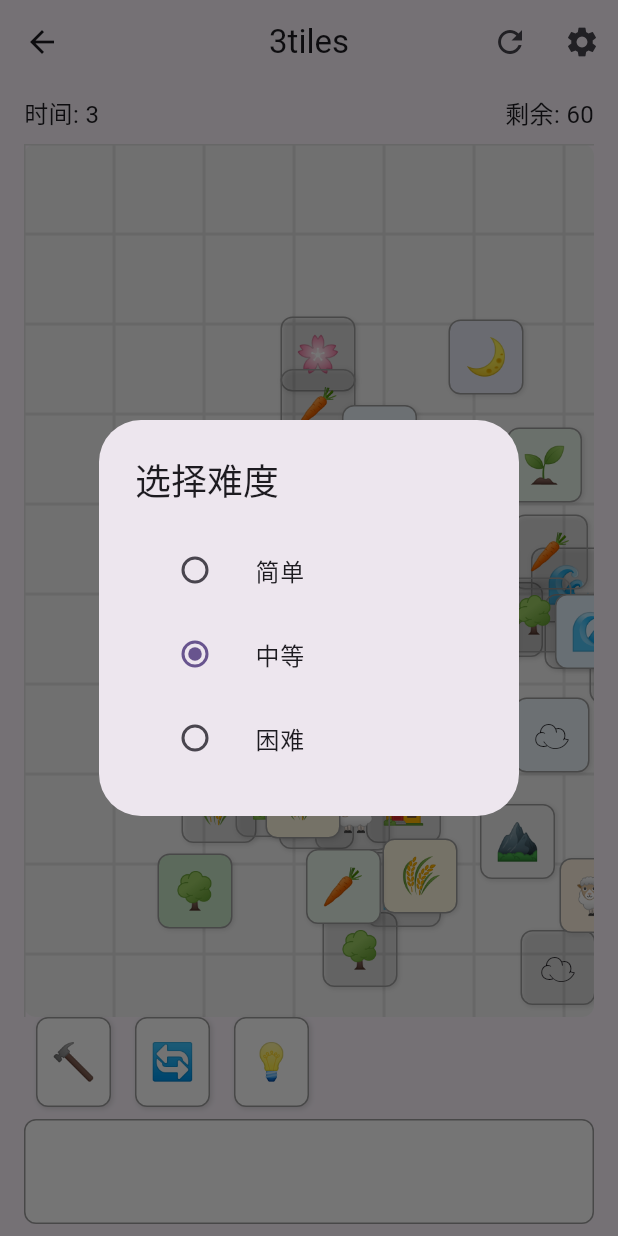
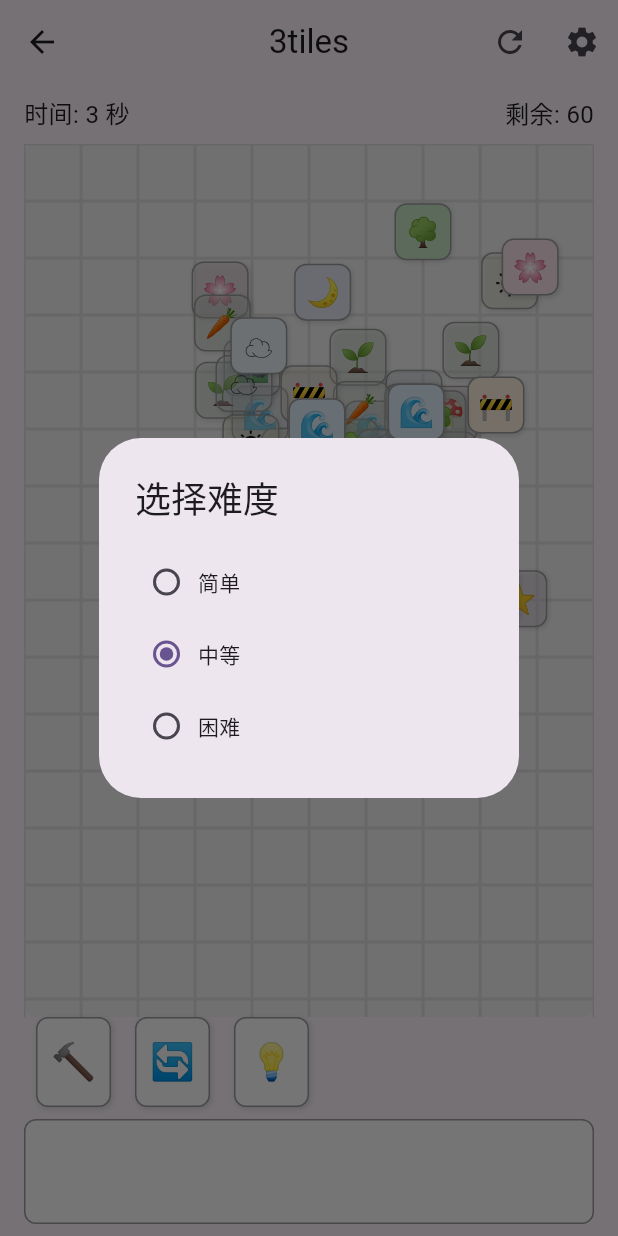
Before and after one commit to Rebort-a/OnePiece, a Flutter app: the ThreeTilesPage screen opened directly, after a tap on the "settings" icon, on a phone screen of 412 x 824 dp. Run offline on Flutter 3.47's test engine with Material 3 defaults, Android fonts, the phone set to English and light mode, and no system bars.

Commit message:
0073.修改为动态尺寸

```diff
--- a/treasure/lib/00.common/tool/notifier.dart
+++ b/treasure/lib/00.common/tool/notifier.dart
@@ -50,6 +50,12 @@ class ListNotifier<T> extends ValueNotifier<List<T>> {
     notifyAll();
   }
 
+  void addAll(Iterable<T> iterable) {
+    super.value.addAll(iterable);
+    super.notifyListeners();
+    notifyAll();
+  }
+
   void remove(T value) {
     super.value.remove(value);
     super.notifyListeners();
--- a/treasure/lib/10.three_tiles/manager.dart
+++ b/treasure/lib/10.three_tiles/manager.dart
@@ -5,12 +5,15 @@ import '../00.common/tool/notifier.dart';
 import '../00.common/tool/timer_counter.dart';
 import 'base.dart';
 
-/// 卡片尺寸常量
-const double _cardW = 50, _cardH = 50; // 单张卡片宽高
-const double mainRegionWidth = 600, mainRegionHeight = 600; // 游戏区域尺寸
-const int _safeMargin = 50; // 离边距
+/// 虚拟桌面大小
+const double boardVirtualSize = 500;
 
-/// 3TILES游戏管理器
+/// 卡片大小
+const double cardVirtualSize = 50;
+
+/// 离边距（虚拟值）
+const int _safeMargin = 50;
+
 class ThreeTilesManager {
   final Random _random = Random();
   late final TimerCounter _timer;
@@ -32,32 +35,26 @@ class ThreeTilesManager {
   }
 
   void _initTimer() {
-    _timer = TimerCounter(const Duration(seconds: 1), (int tick) {
+    _timer = TimerCounter(const Duration(seconds: 1), (tick) {
       elapsed.value = tick;
     });
   }
 
-  // 初始化游戏
   void _initGame() {
+    props
+      ..clear()
+      ..addAll([PropType.removeThree, PropType.reshuffle, PropType.hint]);
+
+    _generateCards((_difficulty.index + 1) * 30);
+    _timer.start();
+
     _isGameOver = false;
-
-    // 初始化道具
-    props.add(PropType.removeThree);
-    props.add(PropType.reshuffle);
-    props.add(PropType.hint);
-
-    // 根据难度创建不同数量的卡片
-    _generateCards((_difficulty.index + 1) * 30);
-
-    // 开始计时
-    _timer.start();
   }
 
-  // 生成卡片
   void _generateCards(int count) {
     final positions = _generateCardPositions(count);
     final cardTypes = CardType.values;
-    final typeQuota = (count / 3).ceil(); // 每种最多出现多少次
+    final typeQuota = (count / 3).ceil();
     final typeCounter = <CardType, int>{};
     for (final t in cardTypes) {
       typeCounter[t] = 0;
@@ -67,11 +64,9 @@ class ThreeTilesManager {
 
     int posIndex = 0;
     while (posIndex < count) {
-      // 轮询池子，避免某种类型无限追加
       for (final t in typePool) {
         if (posIndex >= count) break;
         if (typeCounter[t]! >= typeQuota) continue;
-        // 一次性追加 3 张，保证可消除
         for (int i = 0; i < 3; i++) {
           cards.add(GameCard(type: t, position: positions[posIndex]));
           posIndex++;
@@ -83,26 +78,22 @@ class ThreeTilesManager {
 
     cards.value = List<GameCard>.from(cards.value)
       ..sort((a, b) => a.position.z.compareTo(b.position.z));
-
     _updateCardVisibility();
   }
 
-  // 生成卡片位置
   List<CardPosition> _generateCardPositions(int count) {
-    final layerCount = (count / 15).ceil() + 1; // 仍按 15 张/层估算
+    final layerCount = (count / 15).ceil() + 1;
     final positions = <CardPosition>[];
 
     for (int z = 0; z < layerCount; z++) {
-      // 每层向内收缩系数，0 层最外，顶层最内
-      final shrink = z * 0.08; // 可调，越大越往中间挤
-      final xMin = _safeMargin + (mainRegionWidth * shrink / 2);
+      final shrink = z * 0.08;
+      final xMin = _safeMargin + (boardVirtualSize * shrink / 2);
       final xMax =
-          mainRegionWidth - _safeMargin - (mainRegionWidth * shrink / 2);
-      final yMin = _safeMargin + (mainRegionHeight * shrink / 2);
+          boardVirtualSize - _safeMargin - (boardVirtualSize * shrink / 2);
+      final yMin = _safeMargin + (boardVirtualSize * shrink / 2);
       final yMax =
-          mainRegionHeight - _safeMargin - (mainRegionHeight * shrink / 2);
+          boardVirtualSize - _safeMargin - (boardVirtualSize * shrink / 2);
 
-      // 本层需要放几张
       final quota = (count / layerCount).ceil();
       for (int i = 0; i < quota && positions.length < count; i++) {
         final x = xMin + _random.nextDouble() * (xMax - xMin);
@@ -113,15 +104,14 @@ class ThreeTilesManager {
     return positions;
   }
 
-  // 更新卡片可见性（上层卡片覆盖下层）
   void _updateCardVisibility() {
     for (int i = 0; i < cards.length; i++) {
       final card = cards[i];
       final cardRect = Rect.fromLTWH(
         card.position.x.toDouble(),
         card.position.y.toDouble(),
-        _cardW,
-        _cardH,
+        cardVirtualSize,
+        cardVirtualSize,
       );
 
       bool isCovered = false;
@@ -130,8 +120,8 @@ class ThreeTilesManager {
         final upperRect = Rect.fromLTWH(
           upper.position.x.toDouble(),
           upper.position.y.toDouble(),
-          _cardW,
-          _cardH,
+          cardVirtualSize,
+          cardVirtualSize,
         );
         if (upperRect.overlaps(cardRect)) {
           isCovered = true;
@@ -143,60 +133,35 @@ class ThreeTilesManager {
     cards.update();
   }
 
-  // 选择卡片
   void selectCard(GameCard card) {
     if (_isGameOver || !card.enable) return;
-
-    // 选中卡片
     selectedCards.add(card);
     cards.remove(card);
     _updateCardVisibility();
-
-    // 检查是否有3个相同的卡片
     _checkForMatches();
-
-    // 检查是否已选满7个
-    if (selectedCards.value.length >= 7) {
-      // 游戏结束
-      _handleGameOver(false);
-    }
+    if (selectedCards.value.length >= 7) _handleGameOver(false);
   }
 
-  // 检查是否有3个相同的卡片
   void _checkForMatches() {
     if (selectedCards.value.length < 3) return;
-
-    // 按类型分组
-    final Map<CardType, List<GameCard>> groups = {};
-    for (var card in selectedCards.value) {
-      if (!groups.containsKey(card.type)) {
-        groups[card.type] = [];
-      }
-      groups[card.type]!.add(card);
+    final groups = <CardType, List<GameCard>>{};
+    for (final c in selectedCards.value) {
+      groups.putIfAbsent(c.type, () => []).add(c);
     }
-
-    // 查找有3个相同的组
-    for (var group in groups.values) {
+    for (final group in groups.values) {
       if (group.length >= 3) {
-        // 移除这3个卡片
-        for (var card in group.take(3)) {
-          selectedCards.remove(card);
+        for (final c in group.take(3).toList()) {
+          selectedCards.remove(c);
         }
-
-        // 更新可见性
         _updateCardVisibility();
-
-        // 检查游戏是否胜利
         _checkVictory();
         return;
       }
     }
   }
 
-  // 使用道具
   void useProp(PropType prop) {
     if (_isGameOver) return;
-
     switch (prop) {
       case PropType.removeThree:
         _removeThreeRandomCards();
@@ -208,136 +173,105 @@ class ThreeTilesManager {
         _showHint();
         break;
     }
-
-    // 移除已使用的道具
     props.remove(prop);
   }
 
-  // 移除三个随机卡片
   void _removeThreeRandomCards() {
     final enableCards = cards.value.toList();
     if (enableCards.length < 3) return;
-
-    enableCards.shuffle();
-    for (var card in enableCards.take(3)) {
-      cards.remove(card);
+    enableCards.shuffle(_random);
+    for (final c in enableCards.take(3)) {
+      cards.remove(c);
     }
-
     _updateCardVisibility();
     _checkVictory();
   }
 
-  // 重新排列卡片
   void _reshuffleCards() {
-    final positions = _generateCardPositions(cards.length);
-
-    for (var card in cards.value) {
-      card.position = positions.removeAt(0);
+    final newPositions = _generateCardPositions(cards.length);
+    for (int i = 0; i < cards.length; i++) {
+      cards[i].position = newPositions[i];
     }
-
+    cards.update();
     _updateCardVisibility();
   }
 
-  // 显示提示
   void _showHint() {
     final visible = cards.value.where((c) => c.enable).toList();
-    final Map<CardType, List<GameCard>> groups = {};
-    for (var c in visible) {
+    final groups = <CardType, List<GameCard>>{};
+    for (final c in visible) {
       groups.putIfAbsent(c.type, () => []).add(c);
     }
-    // 找到第一种≥3张的组
     final target = groups.values.cast<List<GameCard>?>().firstWhere(
       (g) => g!.length >= 3,
       orElse: () => null,
     );
-    if (target == null) return; // 无提示
-
-    // 高亮 3 张
-    for (var c in target.take(3)) {
+    if (target == null) return;
+    for (final c in target.take(3)) {
       c.hint = true;
     }
     cards.update();
   }
 
-  // 检查是否胜利
   void _checkVictory() {
-    if (cards.isEmpty) {
-      _handleGameOver(true);
-    }
+    if (cards.isEmpty) _handleGameOver(true);
   }
 
-  // 游戏结束
   void _handleGameOver(bool victory) {
     _showGameOverDialog(victory);
   }
 
-  // 重新开始游戏
   void restartGame() {
     _clearUp();
     _initGame();
   }
 
-  // 游戏结束对话框
   void _showGameOverDialog(bool victory) {
-    pageNavigator.value = (BuildContext context) {
+    pageNavigator.value = (context) {
       TemplateDialog.confirmDialog(
         context: context,
-        title: victory ? "恭喜通关！" : "游戏结束",
-        content: "用时: ${elapsed.value}",
-        before: () {
-          return true;
-        },
+        title: victory ? '恭喜通关！' : '游戏结束',
+        content: '用时: ${elapsed.value} 秒',
+        before: () => true,
         onTap: () {},
-        after: () {
-          _clearUp();
-        },
+        after: _clearUp,
       );
     };
   }
 
-  // 难度选择对话框
   void showDifficultyDialog() {
-    pageNavigator.value = (BuildContext context) => showDialog(
+    pageNavigator.value = (context) => showDialog(
       context: context,
-      builder: (context) => AlertDialog(
-        title: const Text("选择难度"),
+      builder: (_) => AlertDialog(
+        title: const Text('选择难度'),
         content: Column(
           mainAxisSize: MainAxisSize.min,
-          children: [
-            _buildDifficultyTile(context, Difficulty.easy, "简单"),
-            _buildDifficultyTile(context, Difficulty.medium, "中等"),
-            _buildDifficultyTile(context, Difficulty.hard, "困难"),
-          ],
+          children: Difficulty.values
+              .map((e) => _buildDifficultyTile(context, e))
+              .toList(),
         ),
       ),
     );
   }
 
-  // 提取重复的Radio ListTile构建逻辑
-  ListTile _buildDifficultyTile(
-    BuildContext context,
-    Difficulty difficulty,
-    String label,
-  ) {
-    return ListTile(
-      title: Text(label),
-      leading: Radio<Difficulty>(
-        value: difficulty,
-        groupValue: _difficulty,
-        onChanged: (value) {
-          if (value != null) {
-            Navigator.pop(context);
-            _changeDifficulty(value);
-          }
-        },
-      ),
+  Widget _buildDifficultyTile(BuildContext context, Difficulty difficulty) {
+    return RadioMenuButton<Difficulty>(
+      value: difficulty,
+      groupValue: _difficulty,
+      onChanged: (Difficulty? value) {
+        if (value == null) return;
+        if (Navigator.of(context).canPop()) {
+          Navigator.of(context).pop();
+        }
+        _changeDifficulty(value);
+      },
+      child: Text(difficulty.label),
     );
   }
 
-  // 改变难度
-  void _changeDifficulty(Difficulty difficulty) {
+  void _changeDifficulty(Difficulty d) {
     _clearUp();
-    _difficulty = difficulty;
+    _difficulty = d;
     _initGame();
   }
 
@@ -359,3 +293,16 @@ class ThreeTilesManager {
     elapsed.value = 0;
   }
 }
+
+extension on Difficulty {
+  String get label {
+    switch (this) {
+      case Difficulty.easy:
+        return "简单";
+      case Difficulty.medium:
+        return "中等";
+      case Difficulty.hard:
+        return "困难";
+    }
+  }
+}
--- a/treasure/lib/10.three_tiles/page.dart
+++ b/treasure/lib/10.three_tiles/page.dart
@@ -3,35 +3,25 @@ import '../00.common/component/notifier_navigator.dart';
 import 'base.dart';
 import 'manager.dart';
 
-/// 3TILES游戏页面
 class ThreeTilesPage extends StatelessWidget {
   final ThreeTilesManager _manager = ThreeTilesManager();
 
   ThreeTilesPage({super.key});
 
-  final ScrollController _scrollController = ScrollController();
-
   @override
   Widget build(BuildContext context) => PopScope(
     canPop: false,
-    onPopInvokedWithResult: (bool didPop, Object? result) {
-      _manager.leavePage();
-    },
-    child: _buildPage(),
+    onPopInvokedWithResult: (_, __) => _manager.leavePage(),
+    child: Scaffold(appBar: _appBar(), body: _body()),
   );
 
-  Widget _buildPage() {
-    return Scaffold(appBar: _buildAppBar(), body: _buildBody());
-  }
-
-  AppBar _buildAppBar() {
-    return AppBar(
+  AppBar _appBar() => AppBar(
     title: const Text('3tiles'),
+    centerTitle: true,
     leading: IconButton(
       icon: const Icon(Icons.arrow_back),
       onPressed: _manager.leavePage,
     ),
-      centerTitle: true,
     actions: [
       IconButton(
         icon: const Icon(Icons.refresh),
@@ -43,100 +33,118 @@ class ThreeTilesPage extends StatelessWidget {
       ),
     ],
   );
-  }
 
-  Widget _buildBody() {
-    return Column(
-      crossAxisAlignment: CrossAxisAlignment.center,
+  Widget _body() => Column(
     children: [
       NotifierNavigator(navigatorHandler: _manager.pageNavigator),
-
-        // 计时和分数
-        _buildDisplayRegion(),
-
-        // 主要区域
-        _buildScreenRegion(),
-
-        // 道具区域
-        _buildPropsArea(),
-
-        // 选中的卡片区域
-        _buildSelectedArea(),
+      _displayArea(),
+      Expanded(child: _boardArea()),
+      _propsArea(),
+      _selectedArea(),
     ],
   );
-  }
 
-  Widget _buildDisplayRegion() {
-    return Padding(
+  Widget _displayArea() => Padding(
     padding: const EdgeInsets.symmetric(horizontal: 16, vertical: 8),
     child: Row(
       mainAxisAlignment: MainAxisAlignment.spaceBetween,
       children: [
         ValueListenableBuilder<int>(
           valueListenable: _manager.elapsed,
-            builder: (context, value, child) {
-              return Text("时间: $value", style: const TextStyle(fontSize: 16));
-            },
+          builder: (_, value, __) =>
+              Text('时间: $value 秒', style: const TextStyle(fontSize: 16)),
         ),
         ValueListenableBuilder<List<GameCard>>(
           valueListenable: _manager.cards,
-            builder: (context, cards, child) {
-              return Text(
-                "剩余: ${cards.length}",
-                style: const TextStyle(fontSize: 16),
-              );
-            },
+          builder: (_, cards, __) =>
+              Text('剩余: ${cards.length}', style: const TextStyle(fontSize: 16)),
         ),
       ],
     ),
   );
-  }
 
-  Widget _buildScreenRegion() {
-    return Expanded(
-      child: Container(
+  Widget _boardArea() => LayoutBuilder(
+    builder: (_, cons) {
+      double boardRealSize = cons.maxWidth - 32 < cons.maxHeight
+          ? cons.maxWidth - 32
+          : cons.maxHeight;
+
+      double ratio = boardRealSize / boardVirtualSize;
+
+      return Container(
         margin: const EdgeInsets.symmetric(horizontal: 16),
         decoration: BoxDecoration(
           color: const Color(0xFFF5F5F5),
           borderRadius: BorderRadius.circular(8),
         ),
-        child: SingleChildScrollView(
-          controller: _scrollController,
-          child: SizedBox(
-            width: mainRegionWidth,
-            height: mainRegionHeight,
+        child: ClipRect(
           child: Stack(
             children: [
-                // 背景网格线，方便查看位置
-                ...List.generate(100, (index) {
-                  final x = index % 10;
-                  final y = index ~/ 10;
+              ..._buildGrid(ratio),
+              ValueListenableBuilder<List<GameCard>>(
+                valueListenable: _manager.cards,
+                builder: (_, cards, __) => Stack(
+                  children: cards.map((c) => _buildCard(c, ratio)).toList(),
+                ),
+              ),
+            ],
+          ),
+        ),
+      );
+    },
+  );
+
+  List<Widget> _buildGrid(double radio) {
+    final cardRealSize = cardVirtualSize * radio;
+    return List.generate(cardRealSize.floor() * cardRealSize.floor(), (i) {
+      final x = i % cardRealSize;
+      final y = i ~/ cardRealSize;
       return Positioned(
-                    left: x * 60.toDouble(),
-                    top: y * 60.toDouble(),
+        left: x * cardRealSize,
+        top: y * cardRealSize,
         child: Container(
-                      width: 60,
-                      height: 60,
+          width: cardRealSize,
+          height: cardRealSize,
           decoration: BoxDecoration(
             border: Border.all(color: Colors.grey[300]!),
           ),
         ),
       );
-                }),
-                // 卡片
-                ValueListenableBuilder<List<GameCard>>(
-                  valueListenable: _manager.cards,
-                  builder: (context, cards, child) {
-                    // 按z轴排序，确保正确绘制顺序
+    });
+  }
 
-                    return Stack(
-                      children: cards
-                          .map<Widget>((card) => _buildCard(card))
-                          .toList(),
-                    );
-                  },
+  Widget _buildCard(GameCard card, double radio) {
+    final cardRealSize = cardVirtualSize * radio;
+
+    return Positioned(
+      left: card.position.x * radio,
+      top: card.position.y * radio,
+      child: GestureDetector(
+        onTap: () => _manager.selectCard(card),
+        child: Container(
+          width: cardRealSize,
+          height: cardRealSize,
+          decoration: BoxDecoration(
+            color: Color(
+              card.type.color,
+            ).withValues(alpha: card.enable ? 1 : 0.3),
+            borderRadius: BorderRadius.circular(8),
+            border: Border.all(
+              color: card.hint ? Colors.blue : Colors.grey,
+              width: card.hint ? 3 : 1,
+            ),
+            boxShadow: const [
+              BoxShadow(
+                color: Colors.black12,
+                blurRadius: 2,
+                offset: Offset(1, 1),
               ),
             ],
+          ),
+          child: Center(
+            child: Text(
+              card.type.emoji,
+              style: TextStyle(fontSize: cardRealSize * 0.5),
             ),
           ),
         ),
@@ -144,58 +152,20 @@ class ThreeTilesPage extends StatelessWidget {
     );
   }
 
-  // 卡片Widget
-  Widget _buildCard(GameCard card) {
-    return Positioned(
-      left: card.position.x.toDouble(),
-      top: card.position.y.toDouble(),
-      child: GestureDetector(
-        onTap: () => _manager.selectCard(card),
-        child: Container(
-          width: 50,
-          height: 50,
-          decoration: BoxDecoration(
-            color: card.enable
-                ? Color(card.type.color)
-                : Color(card.type.color & 0x00FFFFFF),
-            borderRadius: BorderRadius.circular(8),
-            border: Border.all(
-              color: card.hint ? Colors.blue : Colors.grey,
-              width: card.hint ? 3 : 1,
-            ),
-            boxShadow: [
-              BoxShadow(
-                color: Colors.black12,
-                blurRadius: 2,
-                offset: const Offset(1, 1),
-              ),
-            ],
-          ),
-          child: Center(
-            child: Text(card.type.emoji, style: const TextStyle(fontSize: 24)),
-          ),
-        ),
-      ),
-    );
-  }
-
-  // 道具区域
-  Widget _buildPropsArea() {
-    return Container(
+  Widget _propsArea() => Container(
     height: 60,
     margin: const EdgeInsets.symmetric(horizontal: 16),
     child: ValueListenableBuilder<List<PropType>>(
       valueListenable: _manager.props,
-        builder: (context, props, child) {
-          return ListView.builder(
+      builder: (_, props, __) => ListView.builder(
         scrollDirection: Axis.horizontal,
-            itemCount: _manager.props.value.length,
-            itemBuilder: (context, index) {
-              final prop = _manager.props.value[index];
+        itemCount: props.length,
+        itemBuilder: (_, i) {
+          final p = props[i];
           return Padding(
             padding: const EdgeInsets.symmetric(horizontal: 8),
             child: GestureDetector(
-                  onTap: () => _manager.useProp(prop),
+              onTap: () => _manager.useProp(p),
               child: Container(
                 width: 50,
                 height: 50,
@@ -203,33 +173,26 @@ class ThreeTilesPage extends StatelessWidget {
                   color: Colors.white,
                   borderRadius: BorderRadius.circular(8),
                   border: Border.all(color: Colors.grey),
-                      boxShadow: [
+                  boxShadow: const [
                     BoxShadow(
                       color: Colors.black12,
                       blurRadius: 2,
-                          offset: const Offset(1, 1),
+                      offset: Offset(1, 1),
                     ),
                   ],
                 ),
                 child: Center(
-                      child: Text(
-                        prop.emoji,
-                        style: const TextStyle(fontSize: 24),
-                      ),
+                  child: Text(p.emoji, style: const TextStyle(fontSize: 24)),
                 ),
               ),
             ),
           );
         },
-          );
-        },
+      ),
     ),
   );
-  }
 
-  // 选中的卡片区域
-  Widget _buildSelectedArea() {
-    return Container(
+  Widget _selectedArea() => Container(
     height: 70,
     margin: const EdgeInsets.symmetric(horizontal: 16, vertical: 8),
     padding: const EdgeInsets.symmetric(horizontal: 8),
@@ -240,34 +203,26 @@ class ThreeTilesPage extends StatelessWidget {
     ),
     child: ValueListenableBuilder<List<GameCard>>(
       valueListenable: _manager.selectedCards,
-        builder: (context, cards, child) {
-          return ListView.builder(
+      builder: (_, cards, __) => ListView.builder(
         scrollDirection: Axis.horizontal,
         itemCount: cards.length,
-            itemBuilder: (context, index) {
-              final card = cards[index];
-              return Padding(
-                padding: const EdgeInsets.symmetric(horizontal: 4),
-                child: Container(
+        itemBuilder: (_, i) {
+          final c = cards[i];
+          return Container(
             width: 50,
             height: 50,
+            margin: const EdgeInsets.symmetric(horizontal: 4),
             decoration: BoxDecoration(
-                    color: Color(card.type.color),
+              color: Color(c.type.color),
               borderRadius: BorderRadius.circular(8),
               border: Border.all(color: Colors.blue, width: 2),
             ),
             child: Center(
-                    child: Text(
-                      card.type.emoji,
-                      style: const TextStyle(fontSize: 24),
+              child: Text(c.type.emoji, style: const TextStyle(fontSize: 24)),
             ),
+          );
+        },
       ),
     ),
   );
-            },
-          );
-        },
-      ),
-    );
 }
-}
```
Also changed, not shown: treasure/pubspec.lock. Lines whose indentation alone changed are shown as unchanged.
